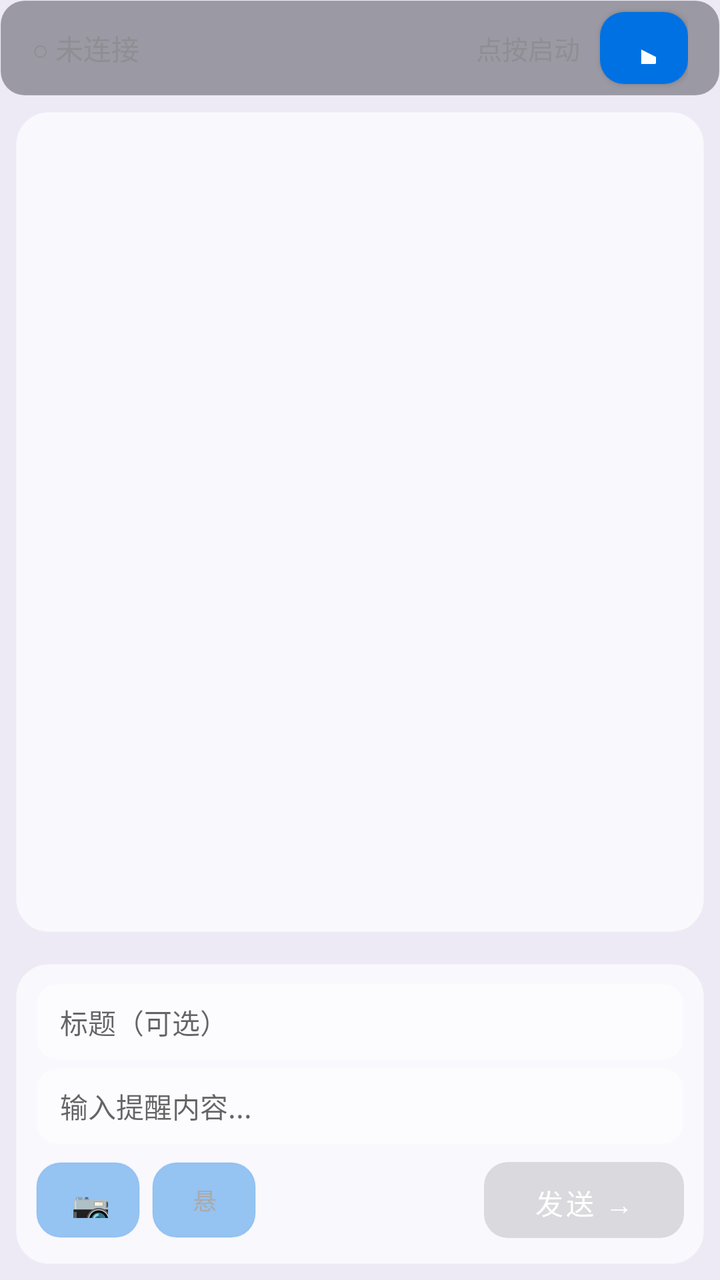
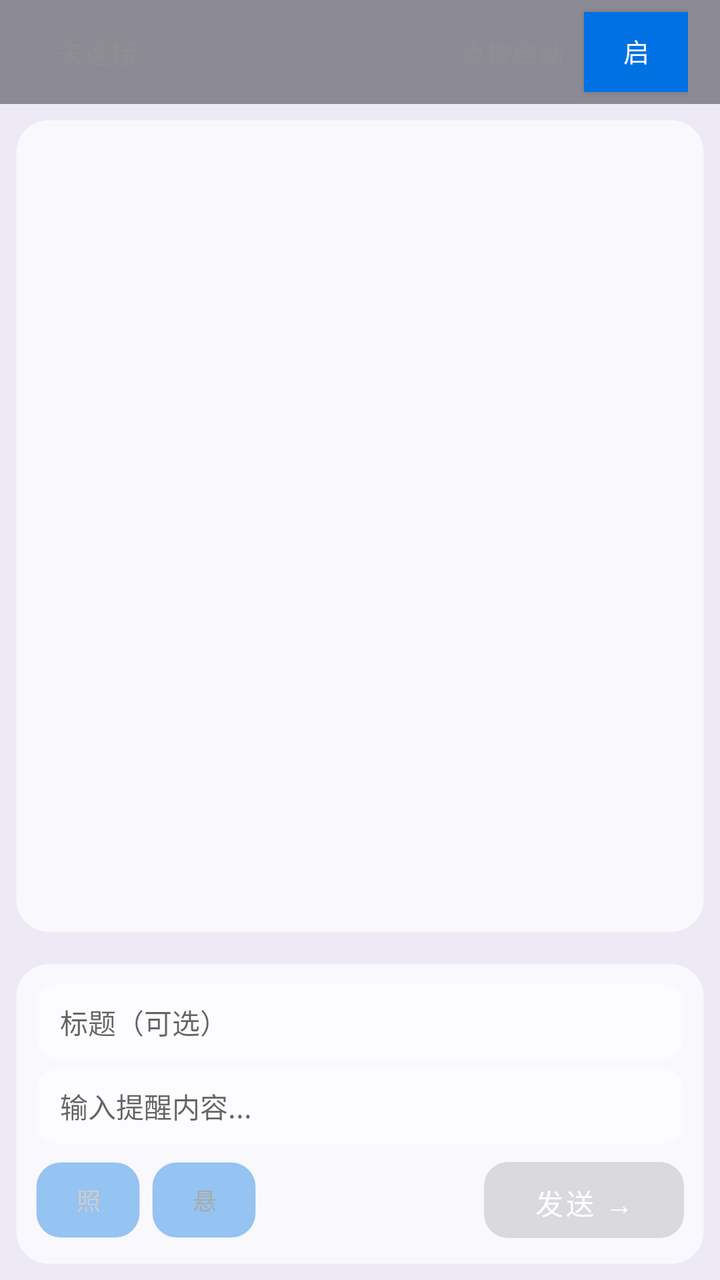

Before-and-after screenshots of an Android layout around one commit, followed by the original layout XML and the change that was made.
<!-- AndroidManifest.xml: application theme Theme.Mengqixi -->
<!-- res/layout/activity_main.xml -->
<?xml version="1.0" encoding="utf-8"?>
<LinearLayout xmlns:android="http://schemas.android.com/apk/res/android"
    android:layout_width="match_parent"
    android:layout_height="match_parent"
    android:orientation="vertical"
    android:background="#EDEAF5">

    
    <LinearLayout
        android:layout_width="match_parent"
        android:layout_height="48dp"
        android:background="@drawable/bg_glass_dark"
        android:gravity="center_vertical"
        android:paddingHorizontal="16dp">

        <TextView
            android:id="@+id/statusText"
            android:layout_width="0dp"
            android:layout_height="wrap_content"
            android:layout_weight="1"
            android:text="○ 未连接"
            android:textColor="#FF8E8E93"
            android:textSize="14sp" />

        <TextView
            android:id="@+id/connectionInfo"
            android:layout_width="wrap_content"
            android:layout_height="wrap_content"
            android:layout_marginEnd="10dp"
            android:text="点按启动"
            android:textColor="#8E8E93"
            android:textSize="13sp" />

        
        <Button
            android:id="@+id/btnToggle"
            android:layout_width="44dp"
            android:layout_height="36dp"
            android:background="@drawable/bg_button_gradient"
            android:gravity="center"
            android:text="▶"
            android:textColor="#FFFFFF"
            android:textSize="18sp" />
    </LinearLayout>

    
    <FrameLayout
        android:layout_width="match_parent"
        android:layout_height="0dp"
        android:layout_weight="1"
        android:background="@drawable/bg_glass_card"
        android:layout_margin="8dp">
        <androidx.recyclerview.widget.RecyclerView
            android:id="@+id/messageList"
            android:layout_width="match_parent"
            android:layout_height="match_parent"
            android:clipToPadding="false"
            android:padding="8dp" />
    </FrameLayout>

    
    <LinearLayout
        android:layout_width="match_parent"
        android:layout_height="wrap_content"
        android:background="@drawable/bg_glass_card"
        android:orientation="vertical"
        android:elevation="4dp"
        android:padding="10dp"
        android:layout_margin="8dp">

        <EditText
            android:id="@+id/reminderTitle"
            android:layout_width="match_parent"
            android:layout_height="38dp"
            android:background="@drawable/bg_input_glass"
            android:gravity="center_vertical|start"
            android:hint="标题（可选）"
            android:maxLength="50"
            android:paddingHorizontal="12dp"
            android:textSize="14sp" />

        <EditText
            android:id="@+id/reminderBody"
            android:layout_width="match_parent"
            android:layout_height="38dp"
            android:layout_marginTop="4dp"
            android:background="@drawable/bg_input_glass"
            android:gravity="center_vertical|start"
            android:hint="输入提醒内容..."
            android:maxLength="200"
            android:paddingHorizontal="12dp"
            android:textSize="14sp" />

        
        <RelativeLayout
            android:layout_width="match_parent"
            android:layout_height="44dp"
            android:layout_marginTop="6dp">

            
            <LinearLayout
                android:id="@+id/leftTools"
                android:layout_width="wrap_content"
                android:layout_height="match_parent"
                android:layout_alignParentStart="true"
                android:gravity="center_vertical"
                android:orientation="horizontal">

                <Button
                    android:id="@+id/btnSendPhoto"
                    android:layout_width="52dp"
                    android:layout_height="38dp"
                    android:layout_marginEnd="6dp"
                    android:background="@drawable/bg_glass_dark"
                    android:gravity="center"
                    android:text="📷"
                    android:textSize="20sp" />

                <Button
                    android:id="@+id/btnBubble"
                    android:layout_width="52dp"
                    android:layout_height="38dp"
                    android:background="@drawable/bg_glass_dark"
                    android:gravity="center"
                    android:text="悬浮"
                    android:textColor="#AAA"
                    android:textSize="12sp" />
            </LinearLayout>

            
            <Button
                android:id="@+id/btnRemindPc"
                android:layout_width="100dp"
                android:layout_height="38dp"
                android:layout_alignParentEnd="true"
                android:layout_centerVertical="true"
                android:background="@drawable/bg_button_gradient"
                android:enabled="false"
                android:gravity="center"
                android:text="发送 →"
                android:textAllCaps="false"
                android:textColor="#FFFFFF"
                android:textSize="14sp" />
        </RelativeLayout>
    </LinearLayout>

</LinearLayout>
<!-- resources referenced by this layout -->
<resources>
  <!-- drawable bg_button_gradient (drawable) -->
  <?xml version="1.0" encoding="utf-8"?>
  <shape xmlns:android="http://schemas.android.com/apk/res/android"
      android:shape="rectangle">
      <gradient
          android:startColor="#7C8DF0"
          android:endColor="#A78BFA"
          android:angle="45" />
      <corners android:radius="12dp" />
  </shape>
  <!-- drawable bg_glass_card (drawable) -->
  <?xml version="1.0" encoding="utf-8"?>
  <shape xmlns:android="http://schemas.android.com/apk/res/android"
      android:shape="rectangle">
      <solid android:color="#B2FFFFFF" />
      <corners android:radius="16dp" />
      <stroke android:width="0.5dp" android:color="#4DFFFFFF" />
  </shape>
  <!-- drawable bg_glass_dark (drawable) -->
  <?xml version="1.0" encoding="utf-8"?>
  <shape xmlns:android="http://schemas.android.com/apk/res/android"
      android:shape="rectangle">
      <solid android:color="#661E2028" />
      <corners android:radius="12dp" />
      <stroke android:width="0.5dp" android:color="#14FFFFFF" />
  </shape>
  <!-- drawable bg_input_glass (drawable) -->
  <?xml version="1.0" encoding="utf-8"?>
  <shape xmlns:android="http://schemas.android.com/apk/res/android"
      android:shape="rectangle">
      <solid android:color="#80FFFFFF" />
      <corners android:radius="10dp" />
      <stroke android:width="1dp" android:color="#33FFFFFF" />
  </shape>
  <style name="Theme.Mengqixi" parent="Theme.MaterialComponents.DayNight.NoActionBar">
          <item name="colorPrimary">#0071e3</item>
          <item name="colorPrimaryVariant">#0060c1</item>
          <item name="colorOnPrimary">#ffffff</item>
          <item name="colorSecondary">#34c759</item>
          <item name="android:statusBarColor">#1d1d1f</item>
      </style>
</resources>

<!-- the commit's change to res/layout/activity_main.xml (unified diff, before → after) -->
@@ -8,8 +8,8 @@
     
     <LinearLayout
         android:layout_width="match_parent"
-        android:layout_height="48dp"
-        android:background="@drawable/bg_glass_dark"
+        android:layout_height="52dp"
+        android:background="#781E2028"
         android:gravity="center_vertical"
         android:paddingHorizontal="16dp">
 
@@ -34,13 +34,14 @@
         
         <Button
             android:id="@+id/btnToggle"
-            android:layout_width="44dp"
-            android:layout_height="36dp"
-            android:background="@drawable/bg_button_gradient"
+            android:layout_width="52dp"
+            android:layout_height="40dp"
+            android:background="#4A6CF7"
             android:gravity="center"
-            android:text="▶"
+            android:text="启动"
+            android:textAllCaps="false"
             android:textColor="#FFFFFF"
-            android:textSize="18sp" />
+            android:textSize="13sp" />
     </LinearLayout>
 
     
@@ -113,8 +114,9 @@
                     android:layout_marginEnd="6dp"
                     android:background="@drawable/bg_glass_dark"
                     android:gravity="center"
-                    android:text="📷"
-                    android:textSize="20sp" />
+                    android:text="照片"
+                    android:textColor="#CCC"
+                    android:textSize="12sp" />
 
                 <Button
                     android:id="@+id/btnBubble"
